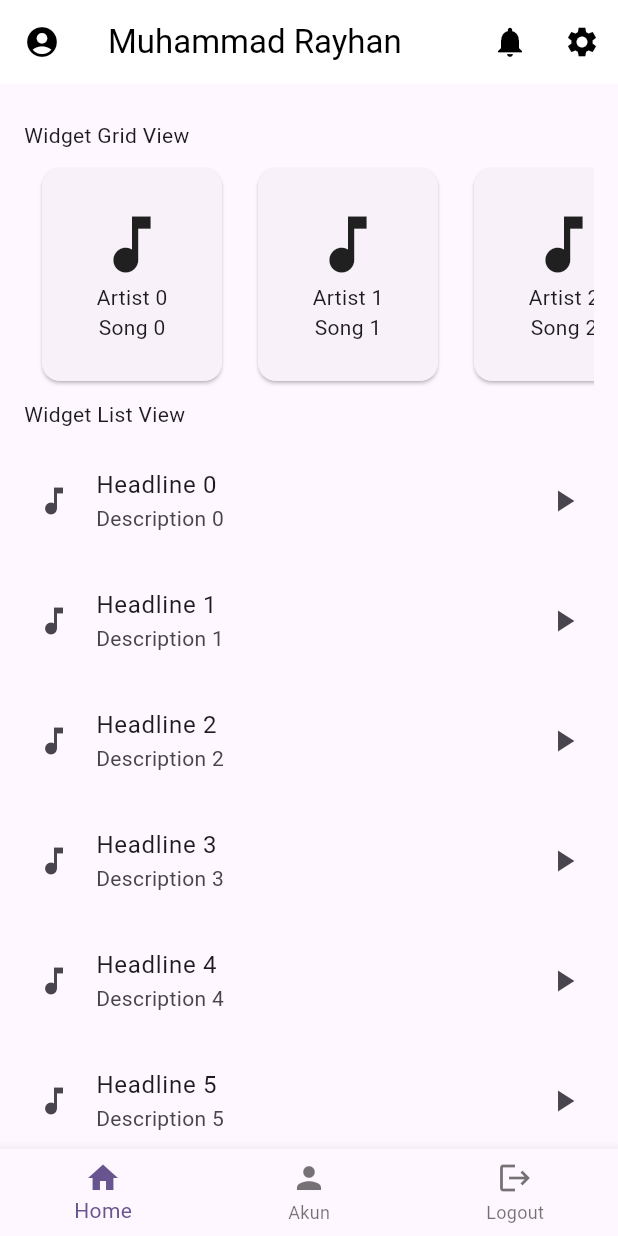
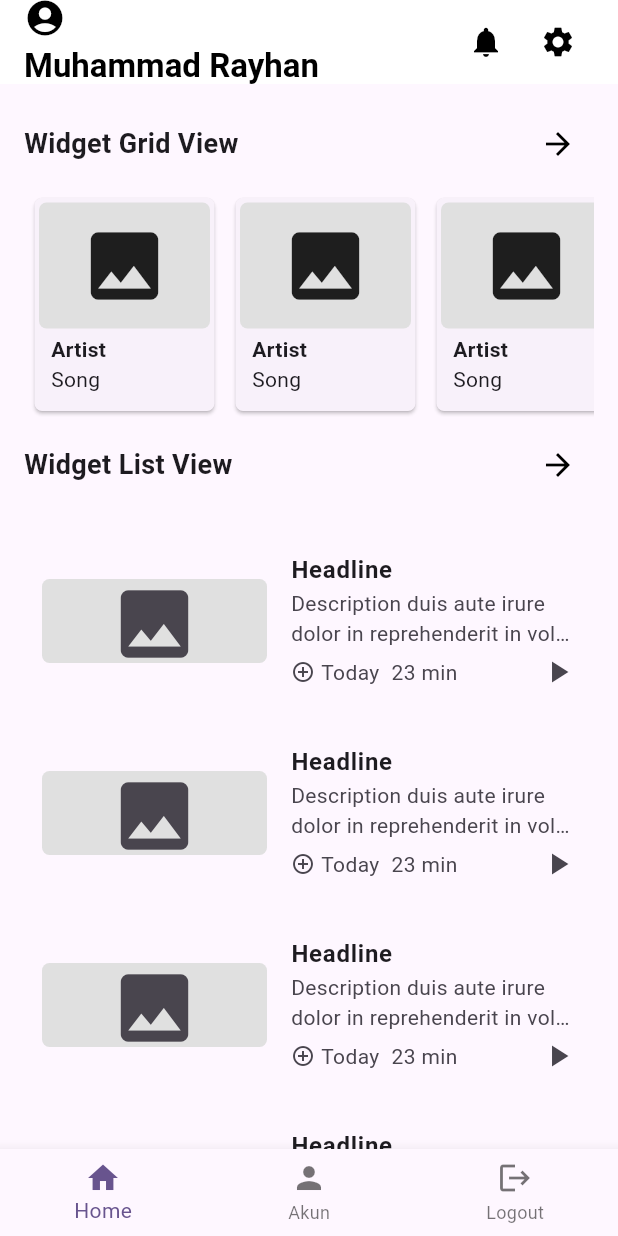
Before and after one commit to mashandev/PAML-5210411335, a Flutter app: the screen it shows after launch, after a tap on "Masuk", on a phone screen of 412 x 824 dp. Run offline on Flutter 3.47's test engine with Material 3 defaults, Android fonts, the phone set to English and light mode, and no system bars.

Commit message:
first commit

```diff
--- a/lib/home.dart
+++ b/lib/home.dart
@@ -12,13 +12,28 @@ class HomePage extends StatelessWidget {
       appBar: AppBar(
         backgroundColor: Colors.white,
         elevation: 0,
-        title: const Text(
+        title: Row(
+          mainAxisAlignment: MainAxisAlignment.spaceBetween,
+          children: [
+            // Bagian kiri untuk ikon profil dan teks
+            Column(
+              crossAxisAlignment:
+                  CrossAxisAlignment.start, // Mengatur ikon dan teks ke kiri
+              children: [
+                const Icon(Icons.account_circle, color: Colors.black, size: 28),
+                const SizedBox(height: 4), // Jarak antara ikon dan teks
+                const Text(
                   "Muhammad Rayhan",
-          style: TextStyle(color: Colors.black),
+                  style: TextStyle(
+                    color: Colors.black,
+                    fontWeight: FontWeight.bold,
                   ),
-        centerTitle: false,
-        leading: const Icon(Icons.account_circle, color: Colors.black),
-        actions: [
+                ),
+              ],
+            ),
+            // Bagian kanan untuk ikon notifikasi dan pengaturan
+            Row(
+              children: [
                 IconButton(
                   icon: const Icon(Icons.notifications, color: Colors.black),
                   onPressed: () {},
@@ -29,17 +44,31 @@ class HomePage extends StatelessWidget {
                 ),
               ],
             ),
+          ],
+        ),
+      ),
       body: SingleChildScrollView(
         child: Padding(
           padding: const EdgeInsets.symmetric(horizontal: 16.0),
           child: Column(
             crossAxisAlignment: CrossAxisAlignment.start,
             children: [
-              const SizedBox(height: 16), // Adjust spacing if needed
-              const Padding(
-                padding: EdgeInsets.symmetric(vertical: 8.0),
-                child: Text("Widget Grid View"),
+              const SizedBox(height: 16),
+              // Grid View Section
+              Row(
+                mainAxisAlignment: MainAxisAlignment.spaceBetween,
+                children: [
+                  const Text(
+                    "Widget Grid View",
+                    style: TextStyle(fontSize: 18, fontWeight: FontWeight.bold),
                   ),
+                  IconButton(
+                    icon: const Icon(Icons.arrow_forward, color: Colors.black),
+                    onPressed: () {},
+                  ),
+                ],
+              ),
+              const SizedBox(height: 8),
               SizedBox(
                 height: 150,
                 child: ListView.builder(
@@ -47,22 +76,41 @@ class HomePage extends StatelessWidget {
                   itemCount: 5,
                   itemBuilder: (context, index) {
                     return Padding(
-                      padding: const EdgeInsets.symmetric(horizontal: 8.0),
+                      padding: const EdgeInsets.symmetric(horizontal: 3.0),
                       child: Card(
-                        child: SizedBox(
+                        shape: RoundedRectangleBorder(
+                          borderRadius: BorderRadius.circular(5.0),
+                        ),
+                        child: Container(
+                          padding: const EdgeInsets.all(3.0),
                           width: 120,
                           child: Column(
-                            mainAxisAlignment: MainAxisAlignment.center,
+                            crossAxisAlignment: CrossAxisAlignment.start,
                             children: [
-                              const Icon(
-                                Icons
-                                    .music_note, // Replace with your asset icons
-                                size: 50,
+                              Expanded(
+                                child: Container(
+                                  decoration: BoxDecoration(
+                                    color: Colors.grey[300],
+                                    borderRadius: BorderRadius.circular(5.0),
                                   ),
-                              Text(
-                                  "Artist $index"), // Replace with actual artist names
-                              Text(
-                                  "Song $index"), // Replace with actual song names
+                                  child: const Center(
+                                    child: Icon(Icons.image, size: 60),
+                                  ),
+                                ),
+                              ),
+                              Padding(
+                                padding: const EdgeInsets.only(
+                                    left: 8.0, bottom: 8.0, top: 4.0),
+                                child: Column(
+                                  crossAxisAlignment: CrossAxisAlignment.start,
+                                  children: const [
+                                    Text("Artist",
+                                        style: TextStyle(
+                                            fontWeight: FontWeight.bold)),
+                                    Text("Song"),
+                                  ],
+                                ),
+                              ),
                             ],
                           ),
                         ),
@@ -71,24 +119,67 @@ class HomePage extends StatelessWidget {
                   },
                 ),
               ),
-              const Padding(
-                padding: EdgeInsets.symmetric(vertical: 8.0),
-                child: Text("Widget List View"),
+              const SizedBox(height: 8),
+              // List View Section
+              Row(
+                mainAxisAlignment: MainAxisAlignment.spaceBetween,
+                children: [
+                  const Text(
+                    "Widget List View",
+                    style: TextStyle(fontSize: 18, fontWeight: FontWeight.bold),
                   ),
+                  IconButton(
+                    icon: const Icon(Icons.arrow_forward, color: Colors.black),
+                    onPressed: () {},
+                  ),
+                ],
+              ),
+              const SizedBox(height: 16),
               ListView.builder(
                 shrinkWrap: true,
                 physics: const NeverScrollableScrollPhysics(),
                 itemCount: 6,
                 itemBuilder: (context, index) {
                   return Padding(
-                    padding: const EdgeInsets.symmetric(vertical: 4.0),
+                    padding: const EdgeInsets.symmetric(vertical: 10.0),
                     child: ListTile(
                       contentPadding:
-                          const EdgeInsets.symmetric(horizontal: 8.0),
-                      leading: const Icon(Icons.music_note),
-                      title: Text("Headline $index"),
-                      subtitle: Text("Description $index"),
-                      trailing: const Icon(Icons.play_arrow),
+                          const EdgeInsets.symmetric(horizontal: 12.0),
+                      leading: Container(
+                        width: 150.0,
+                        height: 150.0,
+                        decoration: BoxDecoration(
+                          color: Colors.grey[300],
+                          borderRadius: BorderRadius.circular(5.0),
+                        ),
+                        child: const Icon(Icons.image, size: 60.0),
+                      ),
+                      title: const Text(
+                        "Headline",
+                        style: TextStyle(fontWeight: FontWeight.bold),
+                      ),
+                      subtitle: Column(
+                        crossAxisAlignment: CrossAxisAlignment.start,
+                        children: [
+                          const Text(
+                            "Description duis aute irure dolor in reprehenderit in voluptate velit...",
+                            maxLines: 2,
+                            overflow: TextOverflow.ellipsis,
+                          ),
+                          const SizedBox(height: 4),
+                          Row(
+                            children: [
+                              const Icon(Icons.add_circle_outline, size: 16),
+                              const SizedBox(width: 4),
+                              const Text("Today"),
+                              const SizedBox(width: 8),
+                              const Text("23 min"),
+                              const Spacer(),
+                              const Icon(Icons.play_arrow),
+                            ],
+                          ),
+                        ],
+                      ),
                     ),
                   );
                 },
```
Lines whose indentation alone changed are shown as unchanged.
